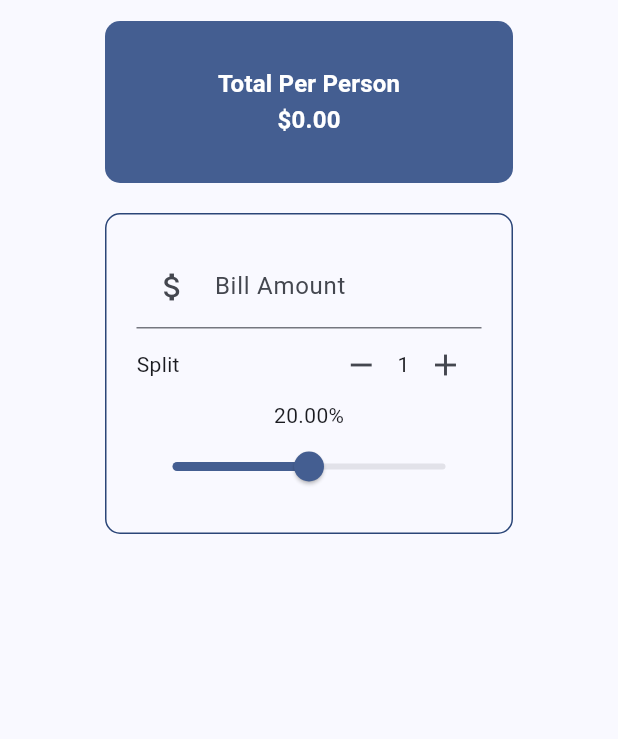
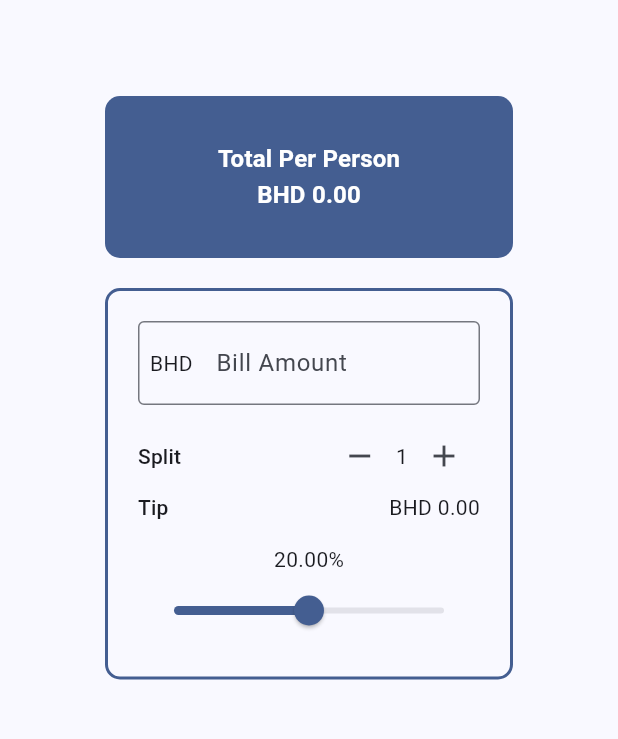
Before and after one commit to mahdawemghr/u_tip, a Flutter app: the screen it shows after launch, after a tap on the "remove" icon, on a phone screen of 412 x 824 dp, the part 63-802 px from its top. Run offline on Flutter 3.47's test engine with Material 3 defaults, Android fonts, the phone set to English and light mode, and no system bars.

Commit message:
always finesh

```diff
--- a/lib/main.dart
+++ b/lib/main.dart
@@ -27,6 +27,22 @@ class UTip extends StatefulWidget {
 }
 
 class _UTipState extends State<UTip> {
+  int _personCount = 1;
+
+  void _incrementPerson() {
+    setState(() {
+      _personCount++;
+    });
+  }
+
+  void _decrementPerson() {
+    setState(() {
+      if (_personCount > 1) {
+        _personCount--;
+      }
+    });
+  }
+
   @override
   Widget build(BuildContext context) {
     var theme = Theme.of(context);
@@ -40,7 +56,7 @@ class _UTipState extends State<UTip> {
         crossAxisAlignment: CrossAxisAlignment.stretch,
         children: [
           Container(
-            margin: const EdgeInsets.only(left: 70, right: 70),
+            margin: const EdgeInsets.only(left: 70, right: 70, top: 50),
             padding: const EdgeInsets.all(30),
             decoration: BoxDecoration(
               color: theme.colorScheme.primary,
@@ -51,7 +67,7 @@ class _UTipState extends State<UTip> {
               crossAxisAlignment: CrossAxisAlignment.center,
               children: [
                 Text('Total Per Person', style: style),
-                Text('\$0.00', style: style),
+                Text('BHD 0.00', style: style),
               ],
             ),
           ),
@@ -60,34 +76,64 @@ class _UTipState extends State<UTip> {
             padding: const EdgeInsets.all(20),
             decoration: BoxDecoration(
               borderRadius: BorderRadius.circular(10),
-              border: Border.all(
-                color: theme.colorScheme.onPrimaryContainer,
-                width: 1,
-              ),
+              border: Border.all(color: theme.colorScheme.primary, width: 2),
             ),
             child: Column(
               children: [
                 TextField(
                   keyboardType: TextInputType.number,
-                  decoration: const InputDecoration(
-                    prefixIcon: Icon(Icons.attach_money),
+                  decoration: InputDecoration(
+                    border: OutlineInputBorder(),
+                    prefixIcon: const Column(
+                      mainAxisAlignment: MainAxisAlignment.center,
+                      children: [Text('BHD ')],
+                    ),
                     labelText: 'Bill Amount',
+                  ),
+                  onChanged: (String value) {},
+                ),
+                Padding(
+                  padding: const EdgeInsets.only(top: 10),
+                  child: Row(
+                    mainAxisAlignment: MainAxisAlignment.spaceBetween,
+                    children: [
+                      Text('Split', style: theme.textTheme.titleSmall),
+                      Row(
+                        children: [
+                          IconButton(
+                            onPressed: () {
+                              _decrementPerson();
+                            },
+                            icon: const Icon(Icons.remove),
+                          ),
+                          Text('$_personCount'),
+                          IconButton(
+                            onPressed: () {
+                              _incrementPerson();
+                            },
+                            icon: const Icon(Icons.add),
+                          ),
+                        ],
+                      ),
+                    ],
                   ),
                 ),
                 Row(
+                  mainAxisAlignment: MainAxisAlignment.spaceBetween,
                   children: [
-                    const Text('Split'),
-                    const Spacer(),
-                    IconButton(
-                      onPressed: () {},
-                      icon: const Icon(Icons.remove),
-                    ),
-                    const Text('1'),
-                    IconButton(onPressed: () {}, icon: const Icon(Icons.add)),
+                    Text('Tip', style: theme.textTheme.titleSmall),
+                    Text('BHD 0.00'),
                   ],
                 ),
-                Text('20.00%'),
-                Slider(value: 0.5, onChanged: (v) {}),
+                Padding(
+                  padding: const EdgeInsets.only(top: 15),
+                  child: Column(
+                    children: [
+                      Text('20.00%'),
+                      Slider(value: 0.5, onChanged: (v) {}),
+                    ],
+                  ),
+                ),
               ],
             ),
           ),
```
